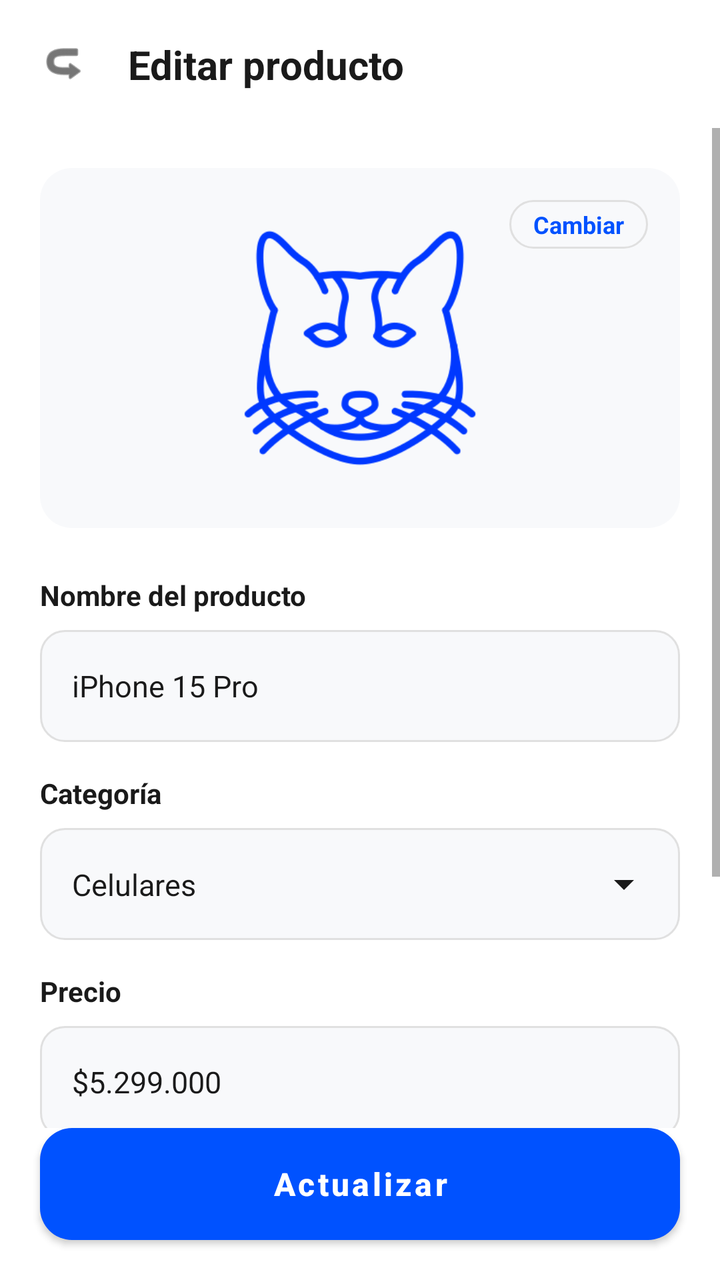
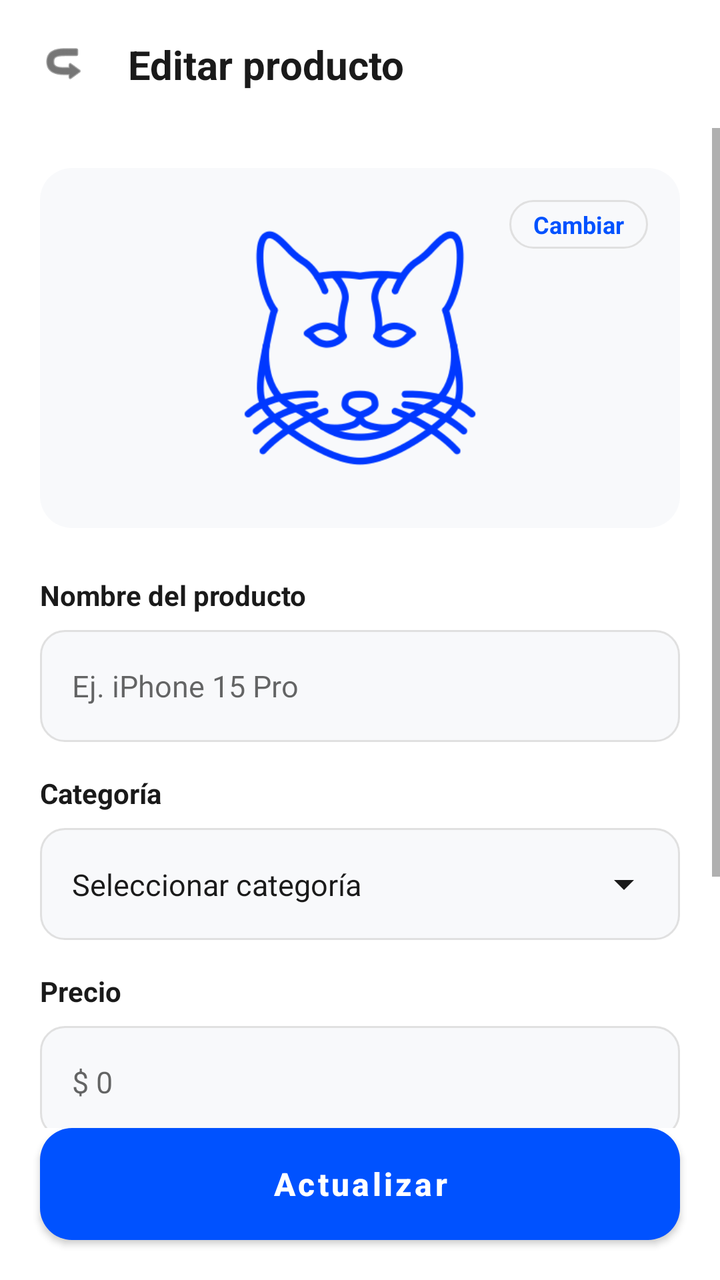

An Android layout rendered at two revisions. The XML below is the earlier revision; the diff shows what the commit changed to produce the second picture.
<!-- AndroidManifest.xml: application theme Theme.MyApplication -->
<!-- res/layout/update_product.xml -->
<?xml version="1.0" encoding="utf-8"?>
<androidx.constraintlayout.widget.ConstraintLayout xmlns:android="http://schemas.android.com/apk/res/android"
    xmlns:app="http://schemas.android.com/apk/res-auto"
    xmlns:tools="http://schemas.android.com/tools"
    android:id="@+id/main"
    android:layout_width="match_parent"
    android:layout_height="match_parent"
    android:background="@color/white"
    tools:context=".MainActivity13">

    
    <androidx.constraintlayout.widget.ConstraintLayout
        android:id="@+id/cl_top_bar"
        android:layout_width="match_parent"
        android:layout_height="64dp"
        android:paddingHorizontal="16dp"
        app:layout_constraintTop_toTopOf="parent">

        <ImageView
            android:id="@+id/iv_back"
            android:layout_width="32dp"
            android:layout_height="32dp"
            android:padding="4dp"
            android:src="@android:drawable/ic_menu_revert"
            app:layout_constraintBottom_toBottomOf="parent"
            app:layout_constraintStart_toStartOf="parent"
            app:layout_constraintTop_toTopOf="parent"
            app:tint="@color/text_black"
            android:contentDescription="@null"
            android:rotation="180"/>

        <TextView
            android:id="@+id/tv_header_title"
            android:layout_width="wrap_content"
            android:layout_height="wrap_content"
            android:layout_marginStart="16dp"
            android:text="@string/edit_product_title"
            android:textColor="@color/text_black"
            android:textSize="20sp"
            android:textStyle="bold"
            app:layout_constraintBottom_toBottomOf="parent"
            app:layout_constraintStart_toEndOf="@id/iv_back"
            app:layout_constraintTop_toTopOf="parent" />

    </androidx.constraintlayout.widget.ConstraintLayout>

    <ScrollView
        android:layout_width="match_parent"
        android:layout_height="0dp"
        android:fillViewport="true"
        app:layout_constraintBottom_toTopOf="@id/btn_update_product"
        app:layout_constraintTop_toBottomOf="@id/cl_top_bar">

        <LinearLayout
            android:layout_width="match_parent"
            android:layout_height="wrap_content"
            android:orientation="vertical"
            android:padding="20dp">

            
            <androidx.constraintlayout.widget.ConstraintLayout
                android:id="@+id/cl_image_container"
                android:layout_width="match_parent"
                android:layout_height="180dp"
                android:background="@drawable/bg_category_card"
                android:padding="16dp">

                <ImageView
                    android:id="@+id/iv_product_image"
                    android:layout_width="120dp"
                    android:layout_height="120dp"
                    android:scaleType="centerInside"
                    android:src="@drawable/gato__1_"
                    app:layout_constraintBottom_toBottomOf="parent"
                    app:layout_constraintEnd_toEndOf="parent"
                    app:layout_constraintStart_toStartOf="parent"
                    app:layout_constraintTop_toTopOf="parent"
                    android:contentDescription="@null" />

                <TextView
                    android:id="@+id/btn_change_image"
                    android:layout_width="wrap_content"
                    android:layout_height="wrap_content"
                    android:background="@drawable/bg_input"
                    android:paddingHorizontal="12dp"
                    android:paddingVertical="4dp"
                    android:text="@string/btn_change"
                    android:textColor="@color/brand_blue"
                    android:textSize="12sp"
                    android:textStyle="bold"
                    app:layout_constraintEnd_toEndOf="parent"
                    app:layout_constraintTop_toTopOf="parent" />

            </androidx.constraintlayout.widget.ConstraintLayout>

            
            <TextView
                android:id="@+id/tv_label_name"
                android:layout_width="wrap_content"
                android:layout_height="wrap_content"
                android:layout_marginTop="24dp"
                android:text="@string/label_product_name"
                android:textColor="@color/text_black"
                android:textSize="14sp"
                android:textStyle="bold"
                android:labelFor="@+id/et_product_name" />

            <EditText
                android:id="@+id/et_product_name"
                android:layout_width="match_parent"
                android:layout_height="56dp"
                android:layout_marginTop="8dp"
                android:background="@drawable/bg_input"
                android:text="@string/prod_iphone"
                android:inputType="textPersonName"
                android:paddingHorizontal="16dp"
                android:textColor="@color/text_black"
                android:textSize="15sp"
                android:importantForAutofill="no" />

            
            <TextView
                android:id="@+id/tv_label_cat"
                android:layout_width="wrap_content"
                android:layout_height="wrap_content"
                android:layout_marginTop="16dp"
                android:text="@string/label_category"
                android:textColor="@color/text_black"
                android:textSize="14sp"
                android:textStyle="bold" />

            <androidx.constraintlayout.widget.ConstraintLayout
                android:layout_width="match_parent"
                android:layout_height="56dp"
                android:layout_marginTop="8dp"
                android:background="@drawable/bg_input"
                android:paddingHorizontal="16dp">

                <TextView
                    android:layout_width="0dp"
                    android:layout_height="wrap_content"
                    android:text="@string/cat_celulares"
                    android:textColor="@color/text_black"
                    android:textSize="15sp"
                    app:layout_constraintBottom_toBottomOf="parent"
                    app:layout_constraintEnd_toStartOf="@+id/iv_arrow"
                    app:layout_constraintStart_toStartOf="parent"
                    app:layout_constraintTop_toTopOf="parent" />

                <ImageView
                    android:id="@+id/iv_arrow"
                    android:layout_width="24dp"
                    android:layout_height="24dp"
                    android:src="@drawable/ic_arrow_drop_down"
                    app:layout_constraintBottom_toBottomOf="parent"
                    app:layout_constraintEnd_toEndOf="parent"
                    app:layout_constraintTop_toTopOf="parent"
                    app:tint="@color/text_black"
                    android:contentDescription="@null" />
            </androidx.constraintlayout.widget.ConstraintLayout>

            
            <TextView
                android:id="@+id/tv_label_price"
                android:layout_width="wrap_content"
                android:layout_height="wrap_content"
                android:layout_marginTop="16dp"
                android:text="@string/label_price"
                android:textColor="@color/text_black"
                android:textSize="14sp"
                android:textStyle="bold"
                android:labelFor="@+id/et_product_price" />

            <EditText
                android:id="@+id/et_product_price"
                android:layout_width="match_parent"
                android:layout_height="56dp"
                android:layout_marginTop="8dp"
                android:background="@drawable/bg_input"
                android:text="@string/price_iphone"
                android:inputType="text"
                android:paddingHorizontal="16dp"
                android:textColor="@color/text_black"
                android:textSize="15sp"
                android:importantForAutofill="no" />

            
            <TextView
                android:id="@+id/tv_label_desc"
                android:layout_width="wrap_content"
                android:layout_height="wrap_content"
                android:layout_marginTop="16dp"
                android:text="@string/label_description"
                android:textColor="@color/text_black"
                android:textSize="14sp"
                android:textStyle="bold"
                android:labelFor="@+id/et_product_desc" />

            <EditText
                android:id="@+id/et_product_desc"
                android:layout_width="match_parent"
                android:layout_height="wrap_content"
                android:layout_marginTop="8dp"
                android:background="@drawable/bg_input"
                android:gravity="top"
                android:text="@string/val_description"
                android:inputType="textMultiLine"
                android:minHeight="100dp"
                android:padding="16dp"
                android:textColor="@color/text_black"
                android:textSize="15sp"
                android:importantForAutofill="no" />

        </LinearLayout>
    </ScrollView>

    <Button
        android:id="@+id/btn_update_product"
        android:layout_width="match_parent"
        android:layout_height="56dp"
        android:layout_margin="20dp"
        android:background="@drawable/bg_button"
        android:text="@string/btn_update"
        android:textAllCaps="false"
        android:textColor="@color/white"
        android:textSize="16sp"
        android:textStyle="bold"
        app:backgroundTint="@null"
        app:layout_constraintBottom_toBottomOf="parent" />

</androidx.constraintlayout.widget.ConstraintLayout>
<!-- resources referenced by this layout -->
<resources>
  <color name="brand_blue">#0052FF</color>
  <color name="text_black">#1A1A1A</color>
  <color name="white">#FFFFFFFF</color>
  <!-- drawable bg_button (drawable) -->
  <?xml version="1.0" encoding="utf-8"?>
  <shape xmlns:android="http://schemas.android.com/apk/res/android">
      <solid android:color="@color/brand_blue" />
      <corners android:radius="16dp" />
  </shape>
  <!-- drawable bg_category_card (drawable) -->
  <?xml version="1.0" encoding="utf-8"?>
  <shape xmlns:android="http://schemas.android.com/apk/res/android">
      <solid android:color="@color/input_bg" />
      <corners android:radius="16dp" />
  </shape>
  <!-- drawable bg_input (drawable) -->
  <?xml version="1.0" encoding="utf-8"?>
  <shape xmlns:android="http://schemas.android.com/apk/res/android">
      <solid android:color="@color/input_bg" />
      <corners android:radius="12dp" />
      <stroke android:width="1dp" android:color="#E0E0E0" />
  </shape>
  <!-- drawable gato__1_: png bitmap (drawable, 18321 bytes) -->
  <!-- drawable ic_arrow_drop_down (drawable) -->
  <vector xmlns:android="http://schemas.android.com/apk/res/android"
      android:width="24dp"
      android:height="24dp"
      android:viewportWidth="24"
      android:viewportHeight="24">
      <path
          android:fillColor="#000000"
          android:pathData="M7,10l5,5l5,-5z" />
  </vector>
  <string name="btn_change">Cambiar</string>
  <string name="btn_update">Actualizar</string>
  <string name="cat_celulares">Celulares</string>
  <string name="edit_product_title">Editar producto</string>
  <string name="label_category">Categoría</string>
  <string name="label_description">Descripción (opcional)</string>
  <string name="label_price">Precio</string>
  <string name="label_product_name">Nombre del producto</string>
  <string name="price_iphone">$5.299.000</string>
  <string name="prod_iphone">iPhone 15 Pro</string>
  <string name="val_description">256GB, Chip A17 Pro, Cámara 48 MP, Pantalla 6.1 pulgadas.</string>
  <style name="Theme.MyApplication" parent="Theme.MaterialComponents.DayNight.DarkActionBar">
          
          <item name="colorPrimary">@color/purple_500</item>
          <item name="colorPrimaryVariant">@color/purple_700</item>
          <item name="colorOnPrimary">@color/white</item>
          
          <item name="colorSecondary">@color/teal_200</item>
          <item name="colorSecondaryVariant">@color/teal_700</item>
          <item name="colorOnSecondary">@color/black</item>
          
          <item name="android:statusBarColor">?attr/colorPrimaryVariant</item>
          
      </style>
  <color name="input_bg">#F8F9FB</color>
  <color name="purple_500">#FF6200EE</color>
  <color name="purple_700">#FF3700B3</color>
  <color name="teal_200">#FF03DAC5</color>
  <color name="teal_700">#FF018786</color>
  <color name="black">#FF000000</color>
</resources>

<!-- the commit's change to res/layout/update_product.xml (unified diff, before → after) -->
@@ -111,7 +111,7 @@
                 android:layout_height="56dp"
                 android:layout_marginTop="8dp"
                 android:background="@drawable/bg_input"
-                android:text="@string/prod_iphone"
+                android:hint="@string/hint_product_name"
                 android:inputType="textPersonName"
                 android:paddingHorizontal="16dp"
                 android:textColor="@color/text_black"
@@ -130,6 +130,7 @@
                 android:textStyle="bold" />
 
             <androidx.constraintlayout.widget.ConstraintLayout
+                android:id="@+id/combo_category"
                 android:layout_width="match_parent"
                 android:layout_height="56dp"
                 android:layout_marginTop="8dp"
@@ -137,9 +138,10 @@
                 android:paddingHorizontal="16dp">
 
                 <TextView
+                    android:id="@+id/tv_selected_category"
                     android:layout_width="0dp"
                     android:layout_height="wrap_content"
-                    android:text="@string/cat_celulares"
+                    android:text="@string/hint_category"
                     android:textColor="@color/text_black"
                     android:textSize="15sp"
                     app:layout_constraintBottom_toBottomOf="parent"
@@ -177,8 +179,8 @@
                 android:layout_height="56dp"
                 android:layout_marginTop="8dp"
                 android:background="@drawable/bg_input"
-                android:text="@string/price_iphone"
-                android:inputType="text"
+                android:hint="@string/hint_price"
+                android:inputType="numberDecimal"
                 android:paddingHorizontal="16dp"
                 android:textColor="@color/text_black"
                 android:textSize="15sp"
@@ -203,7 +205,7 @@
                 android:layout_marginTop="8dp"
                 android:background="@drawable/bg_input"
                 android:gravity="top"
-                android:text="@string/val_description"
+                android:hint="@string/hint_description"
                 android:inputType="textMultiLine"
                 android:minHeight="100dp"
                 android:padding="16dp"
<!-- resource entries referenced after the edit -->
@@ -35,16 +35,16 @@
   </vector>
   <string name="btn_change">Cambiar</string>
   <string name="btn_update">Actualizar</string>
-  <string name="cat_celulares">Celulares</string>
   <string name="edit_product_title">Editar producto</string>
+  <string name="hint_category">Seleccionar categoría</string>
+  <string name="hint_description">Características, especificaciones, etc.</string>
+  <string name="hint_price">$ 0</string>
+  <string name="hint_product_name">Ej. iPhone 15 Pro</string>
   <string name="label_category">Categoría</string>
   <string name="label_description">Descripción (opcional)</string>
   <string name="label_price">Precio</string>
   <string name="label_product_name">Nombre del producto</string>
-  <string name="price_iphone">$5.299.000</string>
-  <string name="prod_iphone">iPhone 15 Pro</string>
-  <string name="val_description">256GB, Chip A17 Pro, Cámara 48 MP, Pantalla 6.1 pulgadas.</string>
-  <style name="Theme.MyApplication" parent="Theme.MaterialComponents.DayNight.DarkActionBar">
+  <style name="Theme.MyApplication" parent="Theme.MaterialComponents.DayNight.NoActionBar">
           
           <item name="colorPrimary">@color/purple_500</item>
           <item name="colorPrimaryVariant">@color/purple_700</item>
@@ -56,6 +56,9 @@
           
           <item name="android:statusBarColor">?attr/colorPrimaryVariant</item>
           
+          <item name="android:editTextColor">@color/text_black</item>
+          <item name="android:textColorPrimary">@color/text_black</item>
+          
       </style>
   <color name="input_bg">#F8F9FB</color>
   <color name="purple_500">#FF6200EE</color>
